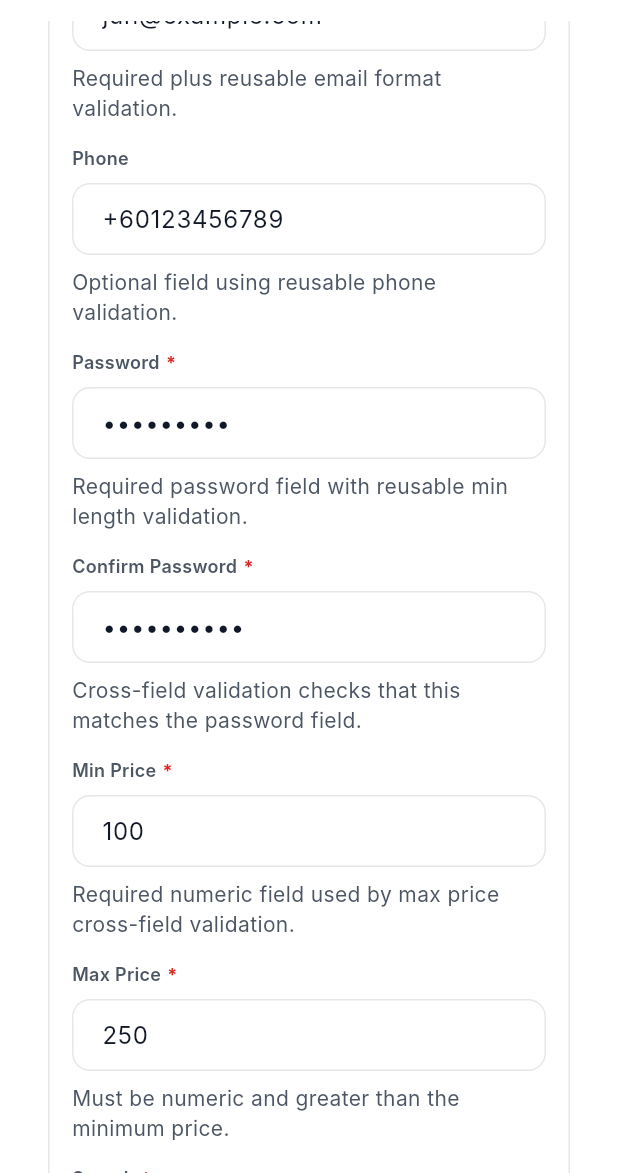
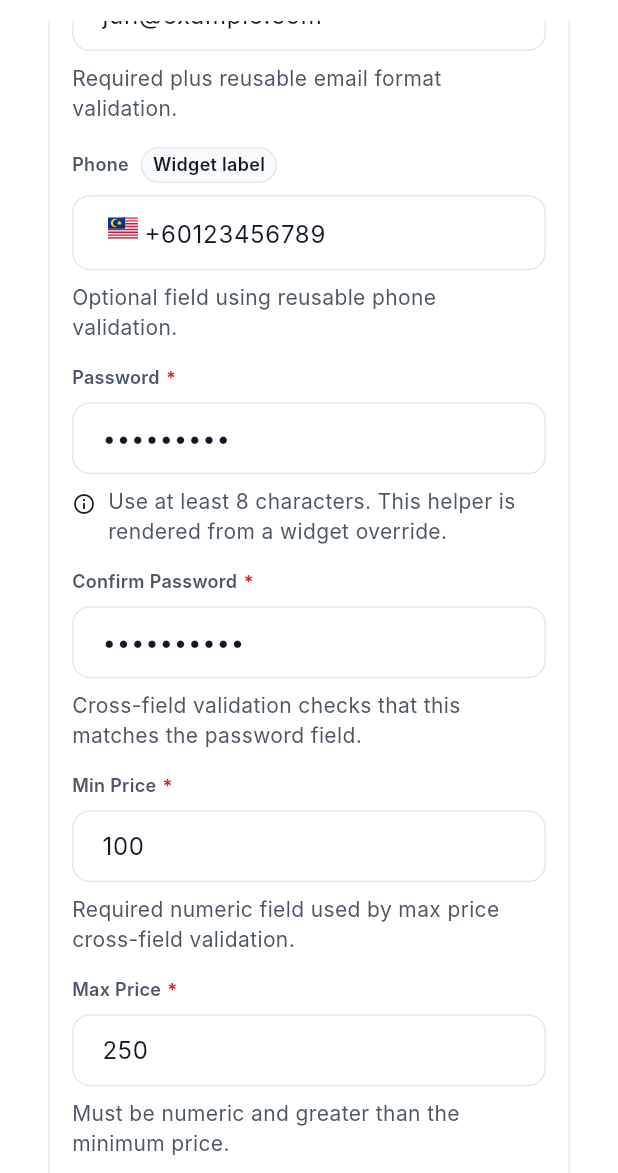
Before and after one commit to Jun2748/j_flutter_ui, a Flutter app: the FormBuilderDemo screen opened directly, scrolled down 576 dp, on a phone screen of 412 x 824 dp, the part 63-1236 px from its top. Run offline on Flutter 3.47's test engine with Material 3 defaults, Android fonts, the phone set to English and light mode, and no system bars; our stand-ins replace auto_size_text, flutter_html, flutter_svg; Roboto replaces fonts that are missing (Inter).

Commit message:
feat(forms): add widget overrides for form labels and helper feat(inputs): add prefix and suffix support to SimpleTextField docs(demo): showcase widget labels, helpers, and prefix/suffix in form builder demo

```diff
--- a/example/lib/demo/widgets/forms/form_builder_demo.dart
+++ b/example/lib/demo/widgets/forms/form_builder_demo.dart
@@ -11,6 +11,8 @@ class FormBuilderDemo extends StatefulWidget {
 }
 
 class _FormBuilderDemoState extends State<FormBuilderDemo> {
+  static const String _selectedPhoneCountryCode = CountryCodes.my;
+
   late final SimpleFormController _controller = SimpleFormController(
     initialValues: <String, dynamic>{
       'name': 'Jun',
@@ -87,9 +89,29 @@ class _FormBuilderDemoState extends State<FormBuilderDemo> {
                 ),
                 SimpleFormFieldConfig.text(
                   name: 'phone',
-                  label: 'Phone',
+                  labelWidget: const HStack(
+                    gap: JDimens.dp8,
+                    mainAxisSize: MainAxisSize.min,
+                    children: <Widget>[
+                      SimpleText.label(text: 'Phone', weight: FontWeight.w600),
+                      SimpleBadge.neutral(label: 'Widget label'),
+                    ],
+                  ),
                   hintText: 'Enter your phone number',
                   helperText: 'Optional field using reusable phone validation.',
+                  prefix: const Padding(
+                    padding: JInsets.horizontal4,
+                    child: HStack(
+                      gap: JDimens.dp8,
+                      mainAxisSize: MainAxisSize.min,
+                      children: <Widget>[
+                        SimpleFlag.countryCode(
+                          _selectedPhoneCountryCode,
+                          size: JIconSizes.md,
+                        ),
+                      ],
+                    ),
+                  ),
                   keyboardType: TextInputType.phone,
                   validator: SimpleFormValidator.phone(),
                 ),
@@ -97,8 +119,22 @@ class _FormBuilderDemoState extends State<FormBuilderDemo> {
                   name: 'password',
                   label: 'Password',
                   hintText: 'Enter your password',
-                  helperText:
-                      'Required password field with reusable min length validation.',
+                  helper: const HStack(
+                    gap: JDimens.dp8,
+                    crossAxisAlignment: CrossAxisAlignment.start,
+                    children: <Widget>[
+                      Padding(
+                        padding: JInsets.vertical4,
+                        child: Icon(Icons.info_outline, size: JIconSizes.sm),
+                      ),
+                      Expanded(
+                        child: SimpleText.caption(
+                          text:
+                              'Use at least 8 characters. This helper is rendered from a widget override.',
+                        ),
+                      ),
+                    ],
+                  ),
                   required: true,
                   obscureText: true,
                   validator: SimpleFormValidator.minLength(8),
@@ -211,6 +247,44 @@ class _FormBuilderDemoState extends State<FormBuilderDemo> {
               },
             ),
           ),
+          Gap.h16,
+          SimpleCard(
+            child: VStack(
+              gap: JDimens.dp16,
+              crossAxisAlignment: CrossAxisAlignment.stretch,
+              children: <Widget>[
+                const SimpleText.heading(
+                  text: 'SimpleTextField prefix and suffix',
+                ),
+                const SimpleText.caption(
+                  text:
+                      'These examples complement the builder demo by showing the lower-level SimpleTextField API that powers many form inputs.',
+                ),
+                const SimpleTextField(
+                  labelText: 'Phone prefix',
+                  hintText: '123456789',
+                  helperText:
+                      'Prefix is useful for country codes or inline context.',
+                  prefix: Padding(
+                    padding: JInsets.horizontal12,
+                    child: SimpleText.body(text: '+60'),
+                  ),
+                  keyboardType: TextInputType.phone,
+                ),
+                SimpleTextField(
+                  labelText: 'Password suffix',
+                  hintText: 'Enter your password',
+                  helperText:
+                      'Suffix can host visibility toggles or status actions.',
+                  obscureText: true,
+                  suffix: IconButton(
+                    onPressed: () {},
+                    icon: const Icon(Icons.visibility_off_outlined),
+                  ),
+                ),
+              ],
+            ),
+          ),
         ],
       ),
     );
--- a/example/lib/demo/widgets/forms/text_field_demo.dart
+++ b/example/lib/demo/widgets/forms/text_field_demo.dart
@@ -29,7 +29,7 @@ class _TextFieldDemoState extends State<TextFieldDemo> {
         padding: JInsets.screenPadding,
         children: <Widget>[
           Section(
-            title: 'Label, hint, helper, and prefix',
+            title: 'Label, hint, helper, and prefix icon',
             child: SimpleTextField(
               controller: _controller,
               labelText: 'Name',
@@ -40,14 +40,18 @@ class _TextFieldDemoState extends State<TextFieldDemo> {
           ),
           Gap.h24,
           Section(
-            title: 'Suffix action',
+            title: 'Prefix and suffix widgets',
             child: SimpleTextField(
-              labelText: 'Website',
-              hintText: 'https://example.com',
-              helperText: 'Suffix icons work well for quick actions.',
-              suffixIcon: IconButton(
+              labelText: 'Phone',
+              hintText: '123456789',
+              helperText: 'Use prefix and suffix for richer input affordances.',
+              prefix: const Padding(
+                padding: JInsets.horizontal12,
+                child: SimpleText.body(text: '+60'),
+              ),
+              suffix: IconButton(
                 onPressed: () {},
-                icon: const Icon(Icons.open_in_new_outlined),
+                icon: const Icon(Icons.contact_phone_outlined),
               ),
             ),
           ),
--- a/lib/src/ui/resources/dimens.dart
+++ b/lib/src/ui/resources/dimens.dart
@@ -84,6 +84,9 @@ abstract final class JInsets {
   static const EdgeInsets all20 = EdgeInsets.all(JDimens.dp20);
   static const EdgeInsets all24 = EdgeInsets.all(JDimens.dp24);
 
+  static const EdgeInsets horizontal4 = EdgeInsets.symmetric(
+    horizontal: JDimens.dp4,
+  );
   static const EdgeInsets horizontal8 = EdgeInsets.symmetric(
     horizontal: JDimens.dp8,
   );
--- a/lib/src/ui/widgets/controls/inputs/simple_checkbox.dart
+++ b/lib/src/ui/widgets/controls/inputs/simple_checkbox.dart
@@ -10,6 +10,7 @@ class SimpleCheckbox extends StatelessWidget {
     required this.value,
     this.onChanged,
     this.label,
+    this.labelWidget,
     this.textStyle,
     this.enabled = true,
   });
@@ -17,6 +18,7 @@ class SimpleCheckbox extends StatelessWidget {
   final bool? value;
   final ValueChanged<bool?>? onChanged;
   final String? label;
+  final Widget? labelWidget;
   final TextStyle? textStyle;
   final bool enabled;
 
@@ -30,7 +32,21 @@ class SimpleCheckbox extends StatelessWidget {
       onChanged: interactive ? onChanged : null,
     );
 
-    if (label == null || label!.trim().isEmpty) {
+    final bool hasTextLabel = label != null && label!.trim().isNotEmpty;
+    final Widget? resolvedLabel = labelWidget ?? (hasTextLabel
+        ? Text(
+            label!,
+            style: JTextStyles.body2
+                .merge(textStyle)
+                .copyWith(
+                  color: enabled
+                      ? textStyle?.color
+                      : JColors.getColor(context, lightKey: 'textDisabled'),
+                ),
+          )
+        : null);
+
+    if (resolvedLabel == null) {
       return checkbox;
     }
 
@@ -42,18 +58,7 @@ class SimpleCheckbox extends StatelessWidget {
         child: Row(
           children: <Widget>[
             checkbox,
-            Expanded(
-              child: Text(
-                label!,
-                style: JTextStyles.body2
-                    .merge(textStyle)
-                    .copyWith(
-                      color: enabled
-                          ? textStyle?.color
-                          : JColors.getColor(context, lightKey: 'textDisabled'),
-                    ),
-              ),
-            ),
+            Expanded(child: resolvedLabel),
           ],
         ),
       ),
--- a/lib/src/ui/widgets/controls/inputs/simple_switch.dart
+++ b/lib/src/ui/widgets/controls/inputs/simple_switch.dart
@@ -10,12 +10,14 @@ class SimpleSwitch extends StatelessWidget {
     required this.value,
     this.onChanged,
     this.label,
+    this.labelWidget,
     this.description,
   });
 
   final bool? value;
   final ValueChanged<bool>? onChanged;
   final String? label;
+  final Widget? labelWidget;
   final String? description;
 
   @override
@@ -63,7 +65,8 @@ class SimpleSwitch extends StatelessWidget {
       trackOutlineWidth: const WidgetStatePropertyAll<double>(1.2),
     );
 
-    if ((label == null || label!.trim().isEmpty) &&
+    if (labelWidget == null &&
+        (label == null || label!.trim().isEmpty) &&
         (description == null || description!.trim().isEmpty)) {
       return switchWidget;
     }
@@ -74,22 +77,7 @@ class SimpleSwitch extends StatelessWidget {
       child: Row(
         children: <Widget>[
           Expanded(
-            child: Column(
-              crossAxisAlignment: CrossAxisAlignment.start,
-              mainAxisSize: MainAxisSize.min,
-              children: <Widget>[
-                if (label != null && label!.trim().isNotEmpty)
-                  SimpleText.body(text: label!),
-                if (description != null &&
-                    description!.trim().isNotEmpty) ...<Widget>[
-                  Gap.h8,
-                  SimpleText.caption(
-                    text: description!,
-                    color: JColors.getColor(context, lightKey: 'textSecondary'),
-                  ),
-                ],
-              ],
-            ),
+            child: labelWidget ?? _buildTextContent(context),
           ),
           Gap.w16,
           switchWidget,
@@ -97,4 +85,21 @@ class SimpleSwitch extends StatelessWidget {
       ),
     );
   }
+
+  Widget _buildTextContent(BuildContext context) {
+    return Column(
+      crossAxisAlignment: CrossAxisAlignment.start,
+      mainAxisSize: MainAxisSize.min,
+      children: <Widget>[
+        if (label != null && label!.trim().isNotEmpty) SimpleText.body(text: label!),
+        if (description != null && description!.trim().isNotEmpty) ...<Widget>[
+          Gap.h8,
+          SimpleText.caption(
+            text: description!,
+            color: JColors.getColor(context, lightKey: 'textSecondary'),
+          ),
+        ],
+      ],
+    );
+  }
 }
--- a/lib/src/ui/widgets/controls/inputs/simple_text_field.dart
+++ b/lib/src/ui/widgets/controls/inputs/simple_text_field.dart
@@ -12,6 +12,8 @@ class SimpleTextField extends StatelessWidget {
     this.hintText,
     this.helperText,
     this.errorText,
+    this.prefix,
+    this.suffix,
     this.prefixIcon,
     this.suffixIcon,
     this.keyboardType,
@@ -30,6 +32,8 @@ class SimpleTextField extends StatelessWidget {
   final String? hintText;
   final String? helperText;
   final String? errorText;
+  final Widget? prefix;
+  final Widget? suffix;
   final Widget? prefixIcon;
   final Widget? suffixIcon;
   final TextInputType? keyboardType;
@@ -72,6 +76,8 @@ class SimpleTextField extends StatelessWidget {
         hintText: hintText,
         helperText: helperText,
         errorText: errorText,
+        prefix: prefix,
+        suffix: suffix,
         prefixIcon: prefixIcon,
         suffixIcon: suffixIcon,
         filled: readOnly || !enabled,
--- a/lib/src/ui/widgets/forms/builder/simple_form_builder.dart
+++ b/lib/src/ui/widgets/forms/builder/simple_form_builder.dart
@@ -383,13 +383,17 @@ class SimpleFormBuilderState extends State<SimpleFormBuilder>
       case SimpleFormFieldType.text:
         child = FormFieldWrapper(
           label: field.label,
+          labelWidget: field.labelWidget,
           helperText: errorText == null ? field.helperText : null,
+          helper: errorText == null ? field.helper : null,
           required: field.required,
           child: SimpleTextField(
             controller: _controllers[field.name],
             focusNode: focusNode,
             hintText: field.hintText,
             errorText: errorText,
+            prefix: field.prefix,
+            suffix: field.suffix,
             keyboardType: field.keyboardType,
             obscureText: field.obscureText,
             enabled: effectiveEnabled,
@@ -400,7 +404,9 @@ class SimpleFormBuilderState extends State<SimpleFormBuilder>
       case SimpleFormFieldType.search:
         child = FormFieldWrapper(
           label: field.label,
+          labelWidget: field.labelWidget,
           helperText: field.helperText,
+          helper: field.helper,
           errorText: errorText,
           required: field.required,
           child: SimpleSearchField(
@@ -415,7 +421,9 @@ class SimpleFormBuilderState extends State<SimpleFormBuilder>
       case SimpleFormFieldType.dropdown:
         child = FormFieldWrapper(
           label: field.label,
+          labelWidget: field.labelWidget,
           helperText: errorText == null ? field.helperText : null,
+          helper: errorText == null ? field.helper : null,
           required: field.required,
           child: SimpleDropdown<dynamic>(
             key: ValueKey<String>(
@@ -433,11 +441,13 @@ class SimpleFormBuilderState extends State<SimpleFormBuilder>
       case SimpleFormFieldType.checkbox:
         child = FormFieldWrapper(
           helperText: field.helperText,
+          helper: field.helper,
           errorText: errorText,
           required: field.required,
           child: SimpleCheckbox(
             value: value as bool?,
             label: field.label,
+            labelWidget: field.labelWidget,
             enabled: effectiveEnabled,
             onChanged: (bool? checked) => _updateValue(field, checked ?? false),
           ),
@@ -446,7 +456,9 @@ class SimpleFormBuilderState extends State<SimpleFormBuilder>
       case SimpleFormFieldType.radio:
         child = FormFieldWrapper(
           label: field.label,
+          labelWidget: field.labelWidget,
           helperText: field.helperText,
+          helper: field.helper,
           errorText: errorText,
           required: field.required,
           child: Column(
@@ -473,11 +485,13 @@ class SimpleFormBuilderState extends State<SimpleFormBuilder>
       case SimpleFormFieldType.switchField:
         child = FormFieldWrapper(
           helperText: field.helperText,
+          helper: field.helper,
           errorText: errorText,
           required: field.required,
           child: SimpleSwitch(
             value: value as bool?,
             label: field.label,
+            labelWidget: field.labelWidget,
             onChanged: effectiveEnabled
                 ? (bool selected) => _updateValue(field, selected)
                 : null,
--- a/lib/src/ui/widgets/forms/builder/simple_form_field_config.dart
+++ b/lib/src/ui/widgets/forms/builder/simple_form_field_config.dart
@@ -8,8 +8,12 @@ class SimpleFormFieldConfig<T> {
     required this.name,
     required this.type,
     this.label,
+    this.labelWidget,
     this.hintText,
     this.helperText,
+    this.helper,
+    this.prefix,
+    this.suffix,
     this.required = false,
     this.enabled = true,
     this.obscureText = false,
@@ -26,8 +30,12 @@ class SimpleFormFieldConfig<T> {
   factory SimpleFormFieldConfig.text({
     required String name,
     String? label,
+    Widget? labelWidget,
     String? hintText,
     String? helperText,
+    Widget? helper,
+    Widget? prefix,
+    Widget? suffix,
     bool required = false,
     bool enabled = true,
     bool obscureText = false,
@@ -42,8 +50,12 @@ class SimpleFormFieldConfig<T> {
           name: name,
           type: SimpleFormFieldType.text,
           label: label,
+          labelWidget: labelWidget,
           hintText: hintText,
           helperText: helperText,
+          helper: helper,
+          prefix: prefix,
+          suffix: suffix,
           required: required,
           enabled: enabled,
           obscureText: obscureText,
@@ -59,8 +71,12 @@ class SimpleFormFieldConfig<T> {
   factory SimpleFormFieldConfig.search({
     required String name,
     String? label,
+    Widget? labelWidget,
     String? hintText,
     String? helperText,
+    Widget? helper,
+    Widget? prefix,
+    Widget? suffix,
     bool required = false,
     bool enabled = true,
     String? initialValue,
@@ -73,8 +89,12 @@ class SimpleFormFieldConfig<T> {
           name: name,
           type: SimpleFormFieldType.search,
           label: label,
+          labelWidget: labelWidget,
           hintText: hintText,
           helperText: helperText,
+          helper: helper,
+          prefix: prefix,
+          suffix: suffix,
           required: required,
           enabled: enabled,
           initialValue: initialValue,
@@ -88,8 +108,12 @@ class SimpleFormFieldConfig<T> {
   factory SimpleFormFieldConfig.dropdown({
     required String name,
     String? label,
+    Widget? labelWidget,
     String? hintText,
     String? helperText,
+    Widget? helper,
+    Widget? prefix,
+    Widget? suffix,
     bool required = false,
     bool enabled = true,
     List<DropdownMenuItem<T>>? items,
@@ -103,8 +127,12 @@ class SimpleFormFieldConfig<T> {
       name: name,
       type: SimpleFormFieldType.dropdown,
       label: label,
+      labelWidget: labelWidget,
       hintText: hintText,
       helperText: helperText,
+      helper: helper,
+      prefix: prefix,
+      suffix: suffix,
       required: required,
       enabled: enabled,
       items: items,
@@ -118,8 +146,12 @@ class SimpleFormFieldConfig<T> {
   factory SimpleFormFieldConfig.checkbox({
     required String name,
     String? label,
+    Widget? labelWidget,
     String? hintText,
     String? helperText,
+    Widget? helper,
+    Widget? prefix,
+    Widget? suffix,
     bool required = false,
     bool enabled = true,
     bool? initialValue,
@@ -132,8 +164,12 @@ class SimpleFormFieldConfig<T> {
           name: name,
           type: SimpleFormFieldType.checkbox,
           label: label,
+          labelWidget: labelWidget,
           hintText: hintText,
           helperText: helperText,
+          helper: helper,
+          prefix: prefix,
+          suffix: suffix,
           required: required,
           enabled: enabled,
           initialValue: initialValue,
@@ -147,8 +183,12 @@ class SimpleFormFieldConfig<T> {
   factory SimpleFormFieldConfig.radio({
     required String name,
     String? label,
+    Widget? labelWidget,
     String? hintText,
     String? helperText,
+    Widget? helper,
+    Widget? prefix,
+    Widget? suffix,
     bool required = false,
     bool enabled = true,
     required List<T> options,
@@ -163,8 +203,12 @@ class SimpleFormFieldConfig<T> {
       name: name,
       type: SimpleFormFieldType.radio,
       label: label,
+      labelWidget: labelWidget,
       hintText: hintText,
       helperText: helperText,
+      helper: helper,
+      prefix: prefix,
+      suffix: suffix,
       required: required,
       enabled: enabled,
       options: options,
@@ -179,8 +223,12 @@ class SimpleFormFieldConfig<T> {
   factory SimpleFormFieldConfig.switchField({
     required String name,
     String? label,
+    Widget? labelWidget,
     String? hintText,
     String? helperText,
+    Widget? helper,
+    Widget? prefix,
+    Widget? suffix,
     bool required = false,
     bool enabled = true,
     bool? initialValue,
@@ -193,8 +241,12 @@ class SimpleFormFieldConfig<T> {
           name: name,
           type: SimpleFormFieldType.switchField,
           label: label,
+          labelWidget: labelWidget,
           hintText: hintText,
           helperText: helperText,
+          helper: helper,
+          prefix: prefix,
+          suffix: suffix,
           required: required,
           enabled: enabled,
           initialValue: initialValue,
@@ -208,8 +260,12 @@ class SimpleFormFieldConfig<T> {
   final String name;
   final SimpleFormFieldType type;
   final String? label;
+  final Widget? labelWidget;
   final String? hintText;
   final String? helperText;
+  final Widget? helper;
+  final Widget? prefix;
+  final Widget? suffix;
   final bool required;
   final bool enabled;
   final bool obscureText;
--- a/lib/src/ui/widgets/forms/form_field_wrapper.dart
+++ b/lib/src/ui/widgets/forms/form_field_wrapper.dart
@@ -9,7 +9,9 @@ class FormFieldWrapper extends StatelessWidget {
   const FormFieldWrapper({
     super.key,
     this.label,
+    this.labelWidget,
     this.helperText,
+    this.helper,
     this.errorText,
     this.required = false,
     required this.child,
@@ -17,7 +19,9 @@ class FormFieldWrapper extends StatelessWidget {
   });
 
   final String? label;
+  final Widget? labelWidget;
   final String? helperText;
+  final Widget? helper;
   final String? errorText;
   final bool required;
   final Widget child;
@@ -25,21 +29,25 @@ class FormFieldWrapper extends StatelessWidget {
 
   @override
   Widget build(BuildContext context) {
-    final bool hasLabel = label != null && label!.trim().isNotEmpty;
+    final bool hasTextLabel = label != null && label!.trim().isNotEmpty;
+    final Widget? resolvedLabel =
+        labelWidget ??
+        (hasTextLabel
+            ? SimpleText.label(text: label!, weight: FontWeight.w600)
+            : null);
     final bool hasError = errorText != null && errorText!.trim().isNotEmpty;
-    final bool hasHelper =
+    final bool hasHelperWidget = helper != null && !hasError;
+    final bool hasHelperText =
         helperText != null && helperText!.trim().isNotEmpty && !hasError;
 
     Widget content = Column(
       crossAxisAlignment: CrossAxisAlignment.start,
       children: <Widget>[
-        if (hasLabel) ...<Widget>[
+        if (resolvedLabel != null) ...<Widget>[
           Row(
             mainAxisSize: MainAxisSize.min,
             children: <Widget>[
-              Flexible(
-                child: SimpleText.label(text: label!, weight: FontWeight.w600),
-              ),
+              Flexible(child: resolvedLabel),
               if (required) ...<Widget>[
                 const SizedBox(width: JDimens.dp4),
                 SimpleText.label(
@@ -53,7 +61,10 @@ class FormFieldWrapper extends StatelessWidget {
           Gap.h8,
         ],
         child,
-        if (hasHelper) ...<Widget>[
+        if (hasHelperWidget) ...<Widget>[
+          Gap.h8,
+          helper!,
+        ] else if (hasHelperText) ...<Widget>[
           Gap.h8,
           SimpleText.caption(
             text: helperText!,
```
